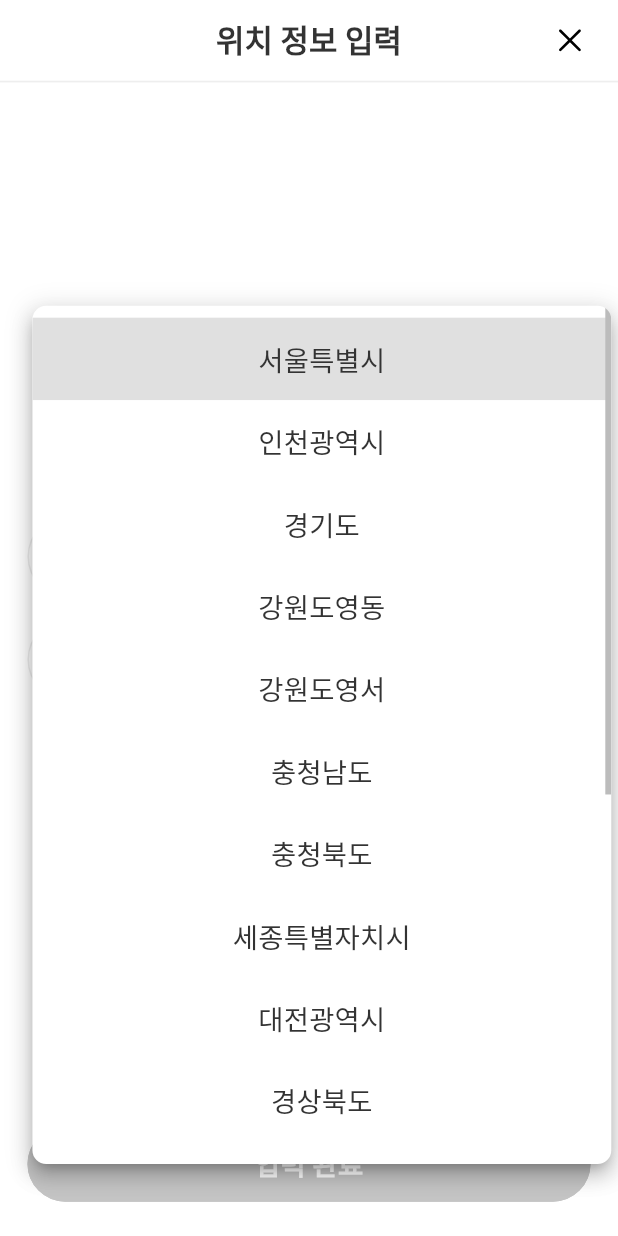
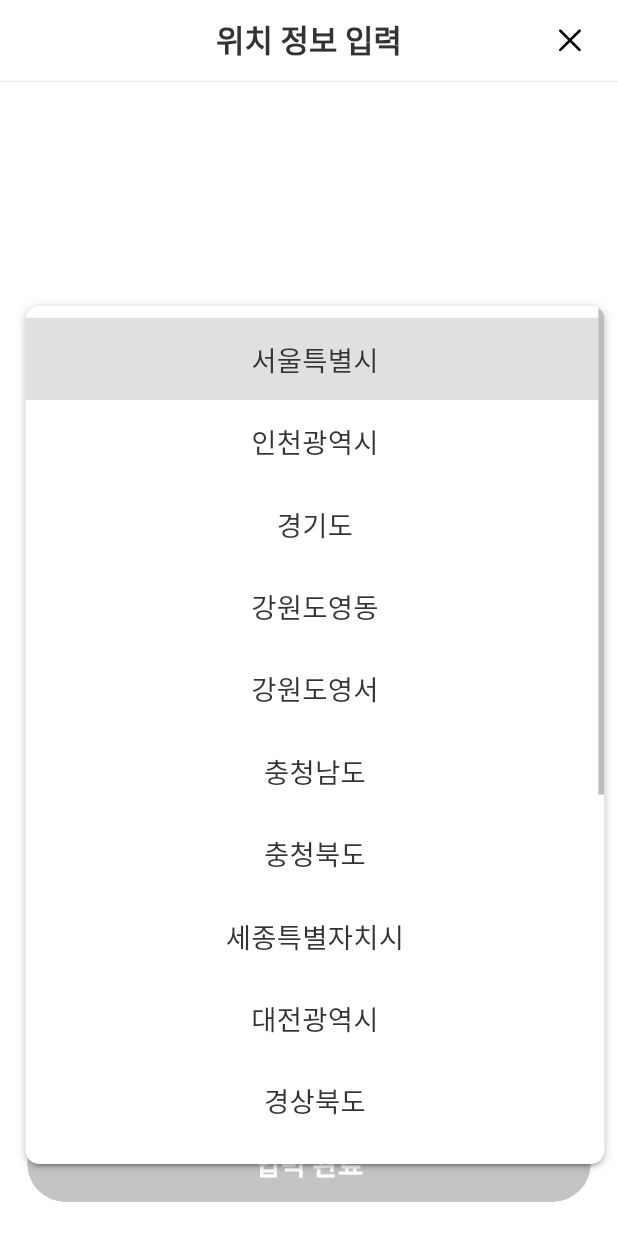
Before and after one commit to Sheeps-Dev-Team/car-warshing-day-client, a Flutter app: the screen it shows after launch, after a tap on "시, 도 선택", on a phone screen of 412 x 824 dp. Run offline on Flutter 3.47's test engine with Material 3 defaults, Android fonts, the phone set to English and light mode, and no system bars; our stand-ins replace dio, extended_image, firebase_auth, firebase_core, firebase_messaging, flutter_local_notifications and 10 more; missing offline and left inert: app_tracking_transparency, kakao_flutter_sdk_user; accounts and stored records are empty; Roboto replaces fonts that are missing (Pretendard); project files that could hold a hidden picture were left out.

Commit message:
dropdown widget 수정

```diff
--- a/lib/util/components/custom_dropdown_button.dart
+++ b/lib/util/components/custom_dropdown_button.dart
@@ -2,7 +2,6 @@
 import 'package:car_washing_day/config/global_assets.dart';
 import 'package:flutter/material.dart';
 import 'package:flutter_svg/flutter_svg.dart';
-import 'package:gap/gap.dart';
 
 class CustomDropdownButton extends StatelessWidget {
   const CustomDropdownButton(
@@ -26,7 +25,7 @@
   @override
   Widget build(BuildContext context) {
     return Container(
-      padding: EdgeInsets.symmetric(horizontal: $style.insets.$8),
+      padding: EdgeInsets.symmetric(horizontal: $style.insets.$12),
       width: double.infinity,
       height: 48 * sizeUnit,
       decoration: BoxDecoration(
@@ -34,17 +33,10 @@
         borderRadius: borderRadius ?? BorderRadius.circular(100 * sizeUnit),
         border: border,
       ),
-      child: Row(
-        children: [
-          if (prefixIcon != null) ...[
-            prefixIcon!,
-          ],
-          Gap($style.insets.$8),
-          Expanded(
       child: DropdownButton<String>(
-              padding: EdgeInsets.symmetric(horizontal: $style.insets.$12),
         onChanged: onChanged,
         underline: const SizedBox.shrink(),
+        elevation: 2,
         isExpanded: true,
         hint: Center(
           child: Text(
@@ -56,7 +48,7 @@
         ),
         icon: SvgPicture.asset(
           GlobalAssets.svgDropdown,
-                width: 10 * sizeUnit,
+          width: 24 * sizeUnit,
         ),
         borderRadius:
             borderRadius ?? BorderRadius.circular($style.corners.$8),
@@ -69,18 +61,14 @@
 
           return DropdownMenuItem(
             value: value,
-                  child: Center(
+            alignment: Alignment.center,
             child: Text(
               value,
               style: $style.text.subTitle16.copyWith(height: 1.0),
               textAlign: TextAlign.center,
             ),
-                  ),
           );
         }),
-            ),
-          ),
-        ],
       ),
     );
   }
```
Also changed, not shown: lib/screens/profile/profile_page.dart (+3 -13 lines), assets/images/global/dropdown.svg. Lines whose indentation alone changed are shown as unchanged.
